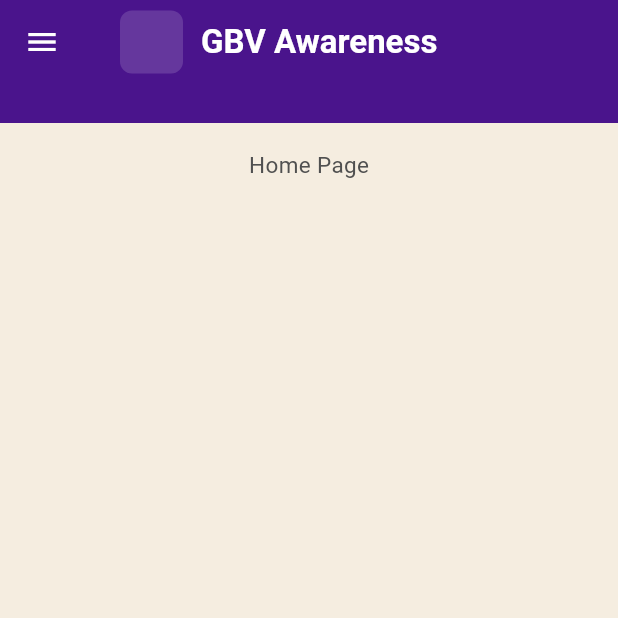
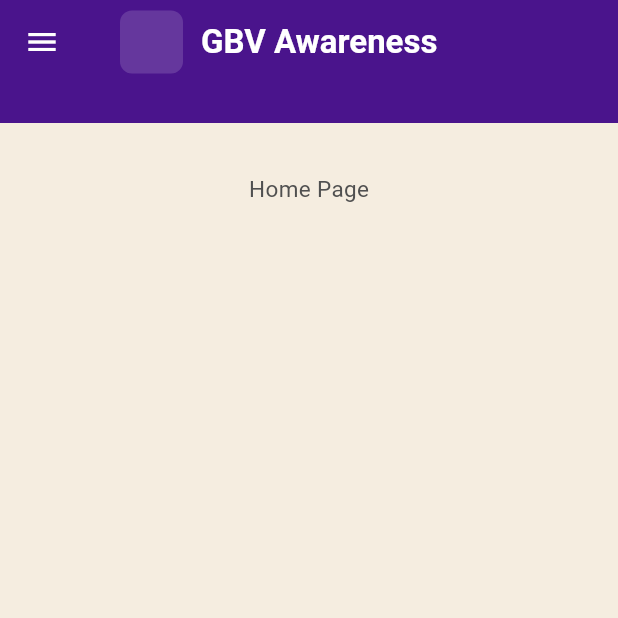
Before and after one commit to SiyaPrince/GBV_Awareness, a Flutter app: the screen it shows after launch, on a phone screen of 412 x 824 dp, the top half of it. Run offline on Flutter 3.47's test engine with Material 3 defaults, Android fonts, the light colour scheme and no system bars; our stand-ins replace firebase_core, flutter_riverpod, go_router; accounts and stored records are empty; Roboto replaces fonts that are missing (OpenSans).

Commit message:
Refactored AppShell + AppPage integration, centralized layout

```diff
--- a/lib/common/widgets/app_shell.dart
+++ b/lib/common/widgets/app_shell.dart
@@ -87,7 +87,6 @@ class _AppShellState extends State<AppShell> {
             pinned: false,
             titleSpacing: 0,
             automaticallyImplyLeading: true,
-
             title: AnimatedOpacity(
               duration: const Duration(milliseconds: 250),
               opacity: _showAppBar ? 1 : 0,
@@ -96,13 +95,22 @@ class _AppShellState extends State<AppShell> {
           ),
 
           // --------------------------------------------------
-          // PAGE CONTENT (SELECTABLE)
+          // PAGE CONTENT (SELECTABLE, CENTERED, MAX WIDTH)
           // --------------------------------------------------
           SliverToBoxAdapter(
             child: SelectionArea(
+              child: Align(
+                alignment: Alignment.topCenter,
+                child: ConstrainedBox(
+                  constraints: const BoxConstraints(maxWidth: 1100),
                   child: Padding(
-                padding: const EdgeInsets.only(top: 16),
-                child: widget.child,
+                    padding: const EdgeInsets.symmetric(
+                      horizontal: 24,
+                      vertical: 32,
+                    ),
+                    child: widget.child, // usually an AppPage
+                  ),
+                ),
               ),
             ),
           ),
@@ -349,9 +357,10 @@ class _AppFooter extends StatelessWidget {
         "Address: 123 Placeholder Road\n"
         "Email: contact@example.com\n"
         "Phone: +1 234 567 890",
-        style: Theme.of(
-          context,
-        ).textTheme.bodyMedium!.copyWith(color: Colors.white, height: 1.4),
+        style: Theme.of(context).textTheme.bodyMedium!.copyWith(
+              color: Colors.white,
+              height: 1.4,
+            ),
       ),
     );
   }
```
Also changed, not shown: lib/common/widgets/app_page.dart (+7 -25 lines). Lines whose indentation alone changed are shown as unchanged.
